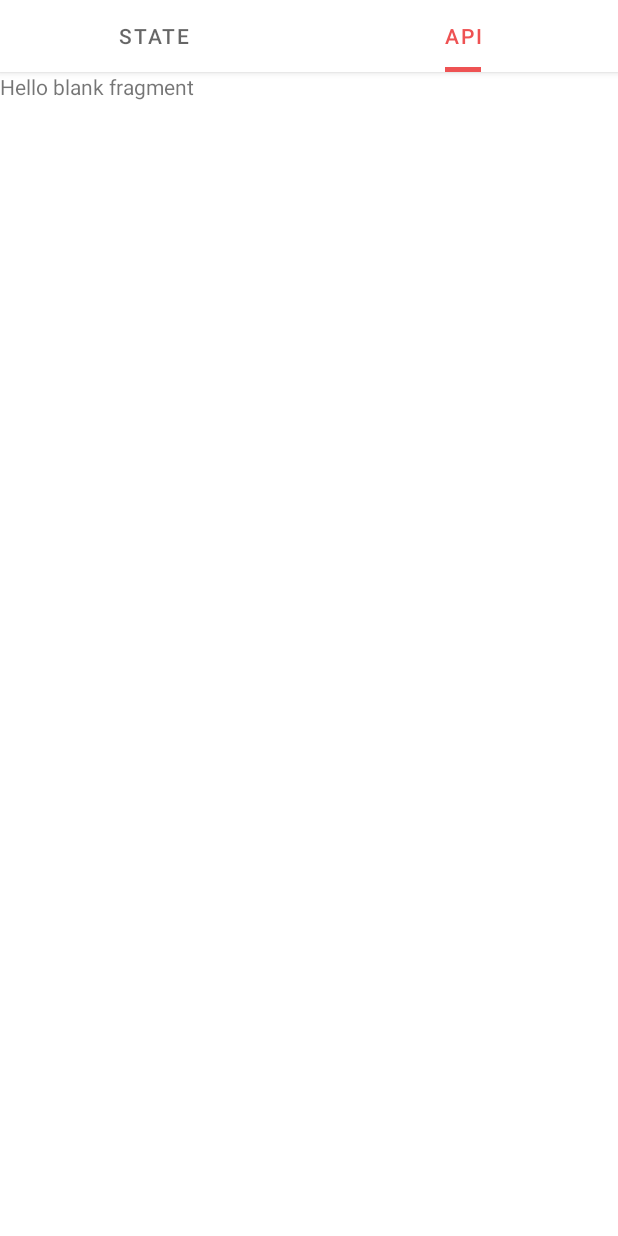
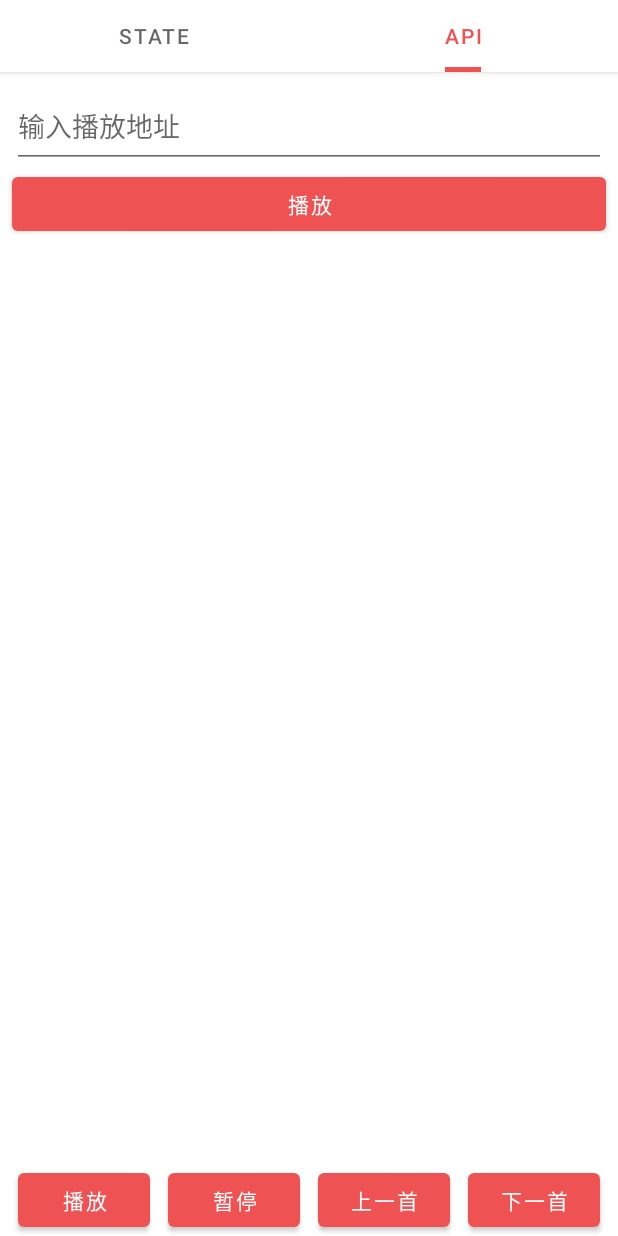
Before and after one commit to Caikun00/KunMusic, an Android app: the screen it shows after launch (MainActivity), tab 2 chosen, on a phone screen of 412 x 824 dp. Run offline under Robolectric (Android 15) with nearby library versions, the phone set to English and light mode, and no system bars; our stand-ins replace data binding; libraries missing offline, so code that uses them is left out: com.drake.statusbar; 2 statements that could not run were skipped.

Commit message:
MusicController

```diff
--- a/app/src/main/java/site/caikun/kunmusic/engine/EngineApplication.kt
+++ b/app/src/main/java/site/caikun/kunmusic/engine/EngineApplication.kt
@@ -3,6 +3,7 @@ package site.caikun.kunmusic.engine
 import android.app.Application
 import androidx.lifecycle.ViewModelStore
 import androidx.lifecycle.ViewModelStoreOwner
+import site.caikun.kunmusic.utils.ToastUtil
 import site.caikun.music.KunMusic
 
 class EngineApplication : Application(), ViewModelStoreOwner {
@@ -18,6 +19,7 @@ class EngineApplication : Application(), ViewModelStoreOwner {
 
     private fun init() {
         KunMusic.init(this)
+        ToastUtil.init(this)
     }
 
     override fun getViewModelStore(): ViewModelStore {
--- a/app/src/main/java/site/caikun/kunmusic/fragment/MusicApiFragment.kt
+++ b/app/src/main/java/site/caikun/kunmusic/fragment/MusicApiFragment.kt
@@ -3,10 +3,33 @@ package site.caikun.kunmusic.fragment
 import site.caikun.kunmusic.R
 import site.caikun.kunmusic.databinding.FragmentMusicApiBinding
 import site.caikun.kunmusic.engine.EngineFragment
+import site.caikun.kunmusic.utils.ToastUtil
+import site.caikun.music.KunMusic
+import site.caikun.music.utils.MusicInfo
 
 class MusicApiFragment : EngineFragment<FragmentMusicApiBinding>(R.layout.fragment_music_api) {
 
     override fun init() {
 
+        //点击播放
+        binding.playUrl.setOnClickListener {
+            if (binding.input.text.isNotEmpty()) {
+                val musicInfo = MusicInfo()
+                musicInfo.musicId = "123"
+                musicInfo.musicUrl = binding.input.text.toString()
+                musicInfo.musicCover = "https://album.caikun.site/images/OTO.jpg"
+                KunMusic.with()?.playMusic(musicInfo)
+
+                ToastUtil.show(KunMusic.with()?.currentMusicInfo()?.musicUrl.toString())
+            }
+        }
+
+        KunMusic.with()?.currentState()?.observe(this) {
+            binding.text.text = it
+        }
+
+        binding.pause.setOnClickListener { KunMusic.with()?.pause() }
+        binding.last.setOnClickListener { KunMusic.with()?.skipToLast() }
+        binding.next.setOnClickListener { KunMusic.with()?.skipToNext() }
     }
 }
--- a/app/src/main/java/site/caikun/kunmusic/fragment/MusicStateFragment.kt
+++ b/app/src/main/java/site/caikun/kunmusic/fragment/MusicStateFragment.kt
@@ -1,13 +1,22 @@
 package site.caikun.kunmusic.fragment
 
+import android.util.Log
 import site.caikun.kunmusic.R
 import site.caikun.kunmusic.databinding.FragmentMusicStateBinding
 import site.caikun.kunmusic.engine.EngineFragment
+import site.caikun.music.KunMusic
+import site.caikun.music.player.CustomMusicPlayer
+import site.caikun.music.player.MusicState
 
 class MusicStateFragment :
     EngineFragment<FragmentMusicStateBinding>(R.layout.fragment_music_state) {
 
     override fun init() {
-
+        KunMusic.with()?.currentState()?.observe(this) {
+            Log.d(TAG, "init: $it")
+            if (it.equals(MusicState.PLAYING)) {
+                binding.data = KunMusic.with()?.currentMusicInfo()
+            }
+        }
     }
 }
--- /dev/null
+++ b/app/src/main/java/site/caikun/kunmusic/utils/ToastUtil.kt
@@ -0,0 +1,30 @@
+package site.caikun.kunmusic.utils
+
+import android.annotation.SuppressLint
+import android.content.Context
+import android.text.TextUtils
+import android.widget.Toast
+
+class ToastUtil {
+
+    companion object {
+        @SuppressLint("StaticFieldLeak")
+        var context: Context? = null
+
+        var toast: Toast? = null
+
+        fun init(context: Context){
+            this.context = context
+        }
+
+        fun show(message:String){
+            if(context != null && TextUtils.isEmpty(message)){
+                toast?.cancel()
+            }
+
+            toast = Toast.makeText(context,"",Toast.LENGTH_LONG)
+            toast?.setText(message)
+            toast?.show()
+        }
+    }
+}
--- a/app/src/main/res/layout/fragment_music_api.xml
+++ b/app/src/main/res/layout/fragment_music_api.xml
@@ -1,21 +1,103 @@
 <?xml version="1.0" encoding="utf-8"?>
 <layout xmlns:android="http://schemas.android.com/apk/res/android"
+    xmlns:app="http://schemas.android.com/apk/res-auto"
     xmlns:tools="http://schemas.android.com/tools">
 
     <data>
 
     </data>
 
-    <FrameLayout
+    <androidx.constraintlayout.widget.ConstraintLayout
         android:layout_width="match_parent"
         android:layout_height="match_parent"
         tools:context=".fragment.MusicApiFragment">
 
-        <!-- TODO: Update blank fragment layout -->
+        <EditText
+            android:id="@+id/input"
+            android:layout_width="match_parent"
+            android:layout_height="56dp"
+            android:layout_marginStart="8dp"
+            android:layout_marginTop="8dp"
+            android:layout_marginEnd="8dp"
+            android:hint="@string/playUrl"
+            android:inputType="textUri"
+            app:layout_constraintEnd_toEndOf="parent"
+            app:layout_constraintStart_toStartOf="parent"
+            app:layout_constraintTop_toTopOf="parent"
+            tools:ignore="TextContrastCheck"
+            android:autofillHints="" />
+
+        <Button
+            android:id="@+id/playUrl"
+            android:layout_width="match_parent"
+            android:layout_height="wrap_content"
+            android:layout_marginStart="8dp"
+            android:layout_marginEnd="8dp"
+            android:text="@string/play"
+            app:layout_constraintEnd_toEndOf="parent"
+            app:layout_constraintStart_toStartOf="parent"
+            app:layout_constraintTop_toBottomOf="@+id/input"
+            tools:ignore="TextContrastCheck" />
+
         <TextView
+            android:id="@+id/text"
+            android:layout_width="0dp"
+            android:layout_height="wrap_content"
+            android:layout_marginStart="8dp"
+            android:layout_marginEnd="8dp"
+            app:layout_constraintEnd_toEndOf="parent"
+            app:layout_constraintStart_toStartOf="parent"
+            app:layout_constraintTop_toBottomOf="@+id/playUrl" />
+
+        <androidx.constraintlayout.widget.ConstraintLayout
             android:layout_width="match_parent"
-            android:layout_height="match_parent"
-            android:text="@string/hello_blank_fragment" />
+            android:layout_height="wrap_content"
+            app:layout_constraintBottom_toBottomOf="parent"
+            app:layout_constraintEnd_toEndOf="parent"
+            app:layout_constraintStart_toStartOf="parent">
 
-    </FrameLayout>
+            <Button
+                android:id="@+id/play"
+                android:layout_width="wrap_content"
+                android:layout_height="wrap_content"
+                android:text="@string/play"
+                app:layout_constraintBottom_toBottomOf="parent"
+                app:layout_constraintEnd_toStartOf="@+id/pause"
+                app:layout_constraintHorizontal_bias="0.5"
+                app:layout_constraintStart_toStartOf="parent" />
+
+            <Button
+                android:id="@+id/pause"
+                android:layout_width="wrap_content"
+                android:layout_height="wrap_content"
+                android:text="@string/pause"
+                app:layout_constraintBottom_toBottomOf="@+id/play"
+                app:layout_constraintEnd_toStartOf="@+id/last"
+                app:layout_constraintHorizontal_bias="0.5"
+                app:layout_constraintStart_toEndOf="@+id/play" />
+
+            <Button
+                android:id="@+id/last"
+                android:layout_width="wrap_content"
+                android:layout_height="wrap_content"
+                android:text="@string/last"
+                app:layout_constraintBottom_toBottomOf="parent"
+                app:layout_constraintEnd_toStartOf="@+id/next"
+                app:layout_constraintHorizontal_bias="0.5"
+                app:layout_constraintStart_toEndOf="@+id/pause" />
+
+            <Button
+                android:id="@+id/next"
+                android:layout_width="wrap_content"
+                android:layout_height="wrap_content"
+                android:text="@string/next"
+                app:layout_constraintBottom_toBottomOf="parent"
+                app:layout_constraintEnd_toEndOf="parent"
+                app:layout_constraintHorizontal_bias="0.5"
+                app:layout_constraintStart_toEndOf="@+id/last" />
+
+        </androidx.constraintlayout.widget.ConstraintLayout>
+
+    </androidx.constraintlayout.widget.ConstraintLayout>
+
 </layout>
--- a/app/src/main/res/values/strings.xml
+++ b/app/src/main/res/values/strings.xml
@@ -5,4 +5,9 @@
     <string name="song_name">歌曲名</string>
     <string name="singer">歌手</string>
     <string name="song_time">00:00</string>
+    <string name="play">播放</string>
+    <string name="playUrl">输入播放地址</string>
+    <string name="pause">暂停</string>
+    <string name="last">上一首</string>
+    <string name="next">下一首</string>
 </resources>
--- a/music/src/main/java/site/caikun/music/KunMusic.kt
+++ b/music/src/main/java/site/caikun/music/KunMusic.kt
@@ -5,6 +5,7 @@ import android.app.Application
 import android.content.*
 import android.os.IBinder
 import android.util.Log
+import site.caikun.music.player.MusicController
 import site.caikun.music.service.MusicService
 import site.caikun.music.service.MusicServiceBinder
 import site.caikun.music.utils.ServiceToken
@@ -18,6 +19,7 @@ object KunMusic {
     private var isBindService: Boolean = false
     private var connectionMap = WeakHashMap<Context, ServiceConnection>()
     private var retryLineService = 0
+    private var controller: MusicController? = null
     private var connection: ServiceConnection? = null
 
     @SuppressLint("StaticFieldLeak")
@@ -31,6 +33,10 @@ object KunMusic {
     fun init(application: Application) {
         this.application = application;
         bindService()
+    }
+
+    fun with(): MusicController? {
+        return controller
     }
 
     /**
@@ -81,6 +87,7 @@ object KunMusic {
                     retryLineService = 0
                     binder = service
                     isBindService = true
+                    controller = MusicController()
                     connection?.onServiceConnected(name, service)
                 }
             } catch (e: Exception) {
--- a/music/src/main/java/site/caikun/music/queue/MediaSourceManager.kt
+++ b/music/src/main/java/site/caikun/music/queue/MediaSourceManager.kt
@@ -6,7 +6,7 @@ import site.caikun.music.utils.MusicInfo
 class MediaSourceManager(private val mediaSourceProvider: MediaSourceProvider) {
 
     private var musicInfoList = MutableLiveData<List<MusicInfo>>()
-    var index = 0
+    private var index = 0
 
     /**
      * 设置播放列表
--- a/music/src/main/java/site/caikun/music/queue/MediaSourceProvider.kt
+++ b/music/src/main/java/site/caikun/music/queue/MediaSourceProvider.kt
@@ -24,6 +24,7 @@ class MediaSourceProvider {
             value.forEach {
                 sources[it.musicId] = it
             }
+            Log.d(TAG, "sources size: ${sources.size}")
         }
 
     fun addMusicInfo(musicInfo: MusicInfo) {
```
Also changed, not shown: music/src/main/java/site/caikun/music/player/ExoMusicPlayer.kt (+7 -1 lines), music/src/main/java/site/caikun/music/player/MusicController.kt (+101 -2 lines).
